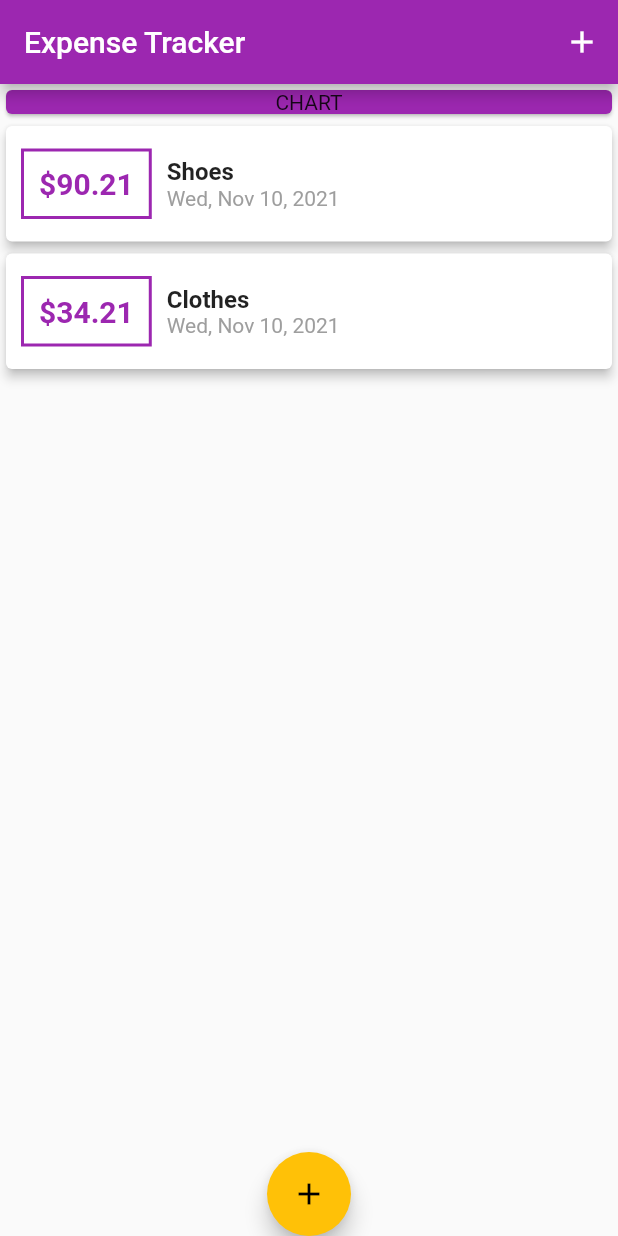
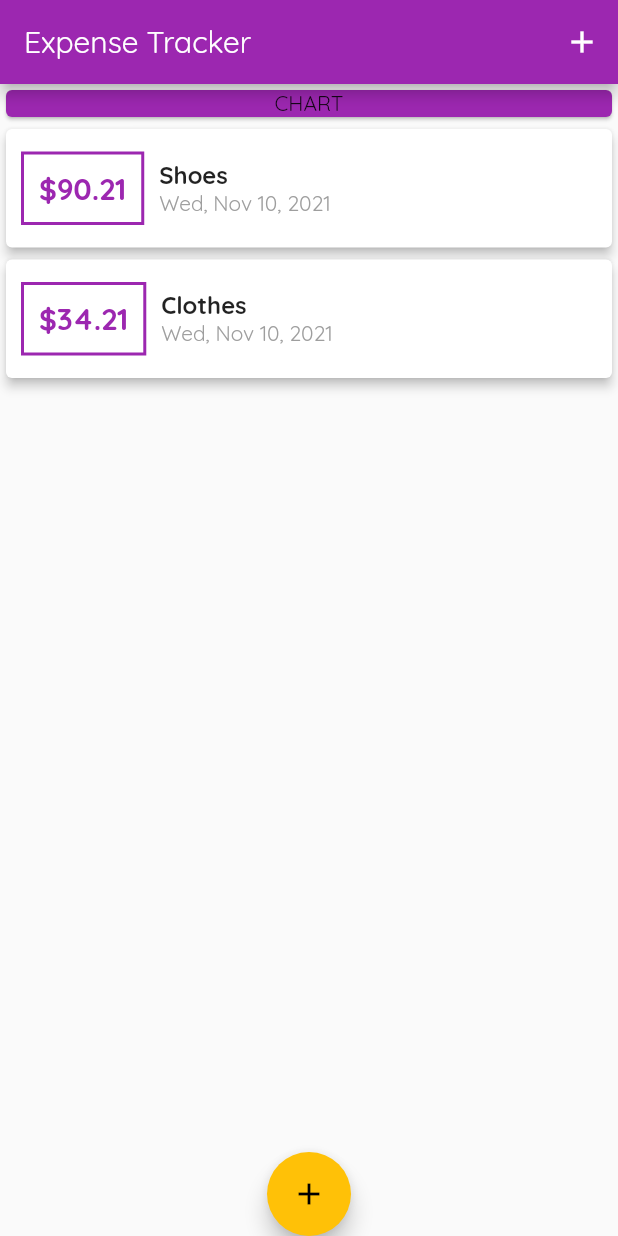
Before and after one commit to OstrichFarmer/personal_expense_tracker, a Flutter app: the screen it shows after launch, on a phone screen of 412 x 824 dp. Run offline on Flutter 3.47's test engine with Material 2 defaults, Android fonts, the phone set to English and light mode, and no system bars.

Commit message:
added fonts to asset

```diff
--- a/lib/main.dart
+++ b/lib/main.dart
@@ -12,7 +12,10 @@ class MyApp extends StatelessWidget {
     return MaterialApp(
       title: 'flutter app',
       home: MyHomePage(),
-      theme: ThemeData(primarySwatch: Colors.purple, accentColor: Colors.amber),
+      theme: ThemeData(
+          primarySwatch: Colors.purple,
+          accentColor: Colors.amber,
+          fontFamily: 'Quicksand'),
     );
   }
 }
```
Also changed, not shown: pubspec.yaml (+12 -7 lines), assets/fonts/OpenSans-Bold.ttf (added), assets/fonts/OpenSans-Regular.ttf (added), assets/fonts/Quicksand-Bold.ttf (added), assets/fonts/Quicksand-Light.ttf (added), assets/fonts/Quicksand-Medium.ttf (added), assets/fonts/Quicksand-Regular.ttf (added).
